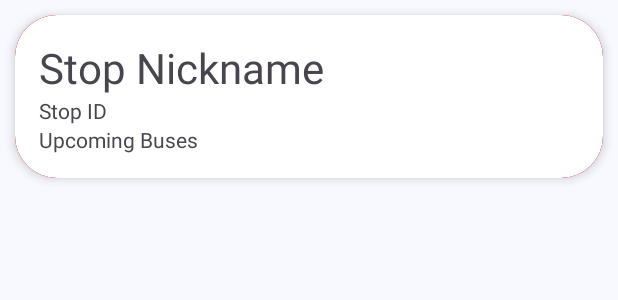
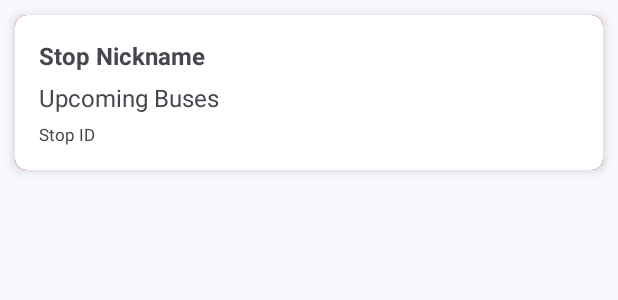
Before and after one commit to JoshuaJLi/cmpt362-wtb, an Android app: the layout item_fav_bus.xml on its own in the app's theme, with its tools: preview values and no code run, on a phone screen of 412 x 824 dp. Shown: the top 300 px of the screen. Run offline under Robolectric (Android 15) with nearby library versions, the phone set to English and light mode, and no system bars.

Commit message:
Style fav stop dialog

```diff
--- a/app/src/main/java/ca/wheresthebus/adapter/FavStopAdapter.kt
+++ b/app/src/main/java/ca/wheresthebus/adapter/FavStopAdapter.kt
@@ -53,7 +53,7 @@ class FavStopAdapter(
             }
 
             val busTimes = busTimesMap[Pair(stop.busStop.id, stop.route.id)]
-            upcoming.text = TextUtils.upcomingBusesString(busTimes)
+            upcoming.text = TextUtils.upcomingBusesString(context = itemView.context, busTimes)
         }
     }
 
--- a/app/src/main/java/ca/wheresthebus/service/LiveNotificationService.kt
+++ b/app/src/main/java/ca/wheresthebus/service/LiveNotificationService.kt
@@ -5,7 +5,6 @@ import android.app.NotificationManager
 import android.app.PendingIntent
 import android.content.Context
 import android.content.Intent
-import android.util.Log
 import androidx.core.app.NotificationCompat
 import androidx.lifecycle.LifecycleService
 import androidx.lifecycle.lifecycleScope
@@ -23,7 +22,6 @@ import kotlinx.coroutines.flow.flow
 import kotlinx.coroutines.launch
 import kotlinx.coroutines.time.delay
 import java.time.Duration
-import kotlin.math.min
 
 class LiveNotificationService : LifecycleService() {
     private val activeIds: MutableList<Int> = mutableListOf()
@@ -163,7 +161,7 @@ class LiveNotificationService : LifecycleService() {
 
     private fun updateNotification(nickname: String, notificationId: Int, stopTimes: Map<StopWatches, List<UpcomingTime>?>) {
         val content = stopTimes.map {
-            "${it.key.nickname}: ${TextUtils.upcomingBusesString(it.value)}"
+            "${it.key.nickname}: ${TextUtils.upcomingBusesString(context = this, it.value)}"
         }.joinToString(separator = "\n")
 
         val notificationManager =
--- a/app/src/main/res/layout/bottom_sheet_add_fav.xml
+++ b/app/src/main/res/layout/bottom_sheet_add_fav.xml
@@ -29,7 +29,8 @@
                 android:layout_height="wrap_content">
                 <com.google.android.material.appbar.AppBarLayout
                     android:layout_width="match_parent"
-                    android:layout_height="wrap_content">
+                    android:layout_height="wrap_content"
+                    android:backgroundTint="@android:color/transparent">
                     <com.google.android.material.search.SearchBar
                         android:id="@+id/search_bar_bus"
                         android:layout_width="match_parent"
--- a/app/src/main/res/layout/fragment_home.xml
+++ b/app/src/main/res/layout/fragment_home.xml
@@ -5,7 +5,7 @@
     android:layout_width="match_parent"
     android:layout_height="match_parent">
 
-    <androidx.coordinatorlayout.widget.CoordinatorLayout xmlns:android="http://schemas.android.com/apk/res/android"
+    <androidx.coordinatorlayout.widget.CoordinatorLayout
         xmlns:app="http://schemas.android.com/apk/res-auto"
         xmlns:tools="http://schemas.android.com/tools"
         android:layout_width="match_parent"
@@ -18,6 +18,8 @@
             android:id="@+id/recycler_fav_stops"
             android:layout_width="match_parent"
             android:layout_height="match_parent"
+            android:layout_marginTop="8dp"
+            android:layout_marginHorizontal="12dp"
             app:layout_behavior="@string/appbar_scrolling_view_behavior">
 
         </androidx.recyclerview.widget.RecyclerView>
--- a/app/src/main/res/layout/item_fav_bus.xml
+++ b/app/src/main/res/layout/item_fav_bus.xml
@@ -35,25 +35,38 @@
                     android:layout_height="wrap_content"
                     android:orientation="vertical"
                     android:padding="16dp">
+
                         <TextView
                             android:id="@+id/text_stop_nickname"
                             android:layout_width="wrap_content"
                             android:layout_height="match_parent"
-                    android:textSize="28sp"
+                            android:textSize="16sp"
+                            android:layout_marginBottom="6dp"
                             android:text="Stop Nickname"
+                            android:textStyle="bold"
+                            android:singleLine="true"
+                            android:ellipsize="end"
                             />
+
+                        <TextView
+                            android:id="@+id/text_stop_upcoming"
+                            android:layout_width="wrap_content"
+                            android:layout_height="wrap_content"
+                            android:text="Upcoming Buses"
+                            android:textSize="16sp"
+                            android:layout_marginBottom="6dp"
+                            android:singleLine="true"
+                            android:ellipsize="end"
+                            />
+
                         <TextView
                             android:id="@+id/text_stop_id"
                             android:layout_width="wrap_content"
                             android:layout_height="wrap_content"
                             android:text="Stop ID"
+                            android:textSize="11sp"
                             />
-                <TextView
-                    android:id="@+id/text_stop_upcoming"
-                    android:layout_width="wrap_content"
-                    android:layout_height="wrap_content"
-                    android:text="Upcoming Buses"
-                    />
+
                 </LinearLayout>
         </androidx.cardview.widget.CardView>
 </FrameLayout>
--- a/app/src/main/res/values-night/themes.xml
+++ b/app/src/main/res/values-night/themes.xml
@@ -46,5 +46,8 @@
         <item name="colorSurfaceContainer">@color/md_theme_surfaceContainer</item>
         <item name="colorSurfaceContainerHigh">@color/md_theme_surfaceContainerHigh</item>
         <item name="colorSurfaceContainerHighest">@color/md_theme_surfaceContainerHighest</item>
+        <item name="colorAccent">?colorPrimary</item>
+        <item name="alertDialogTheme">@style/ThemeOverlay.Material3.MaterialAlertDialog</item>
+        <item name="dialogCornerRadius">8dp</item>
     </style>
 </resources>
--- a/app/src/main/res/values/dimens.xml
+++ b/app/src/main/res/values/dimens.xml
@@ -3,6 +3,6 @@
     <dimen name="activity_horizontal_margin">16dp</dimen>
     <dimen name="activity_vertical_margin">16dp</dimen>
     <dimen name="swipe_refresh_trigger_distance">200dp</dimen>
-    <dimen name="card_corner">28dp</dimen>
+    <dimen name="card_corner">8dp</dimen>
     <dimen name="card_elevation">4dp</dimen>
 </resources>
--- a/app/src/main/res/values/themes.xml
+++ b/app/src/main/res/values/themes.xml
@@ -46,5 +46,8 @@
         <item name="colorSurfaceContainer">@color/md_theme_surfaceContainer</item>
         <item name="colorSurfaceContainerHigh">@color/md_theme_surfaceContainerHigh</item>
         <item name="colorSurfaceContainerHighest">@color/md_theme_surfaceContainerHighest</item>
+        <item name="colorAccent">?colorPrimary</item>
+        <item name="alertDialogTheme">@style/ThemeOverlay.Material3.MaterialAlertDialog</item>
+        <item name="dialogCornerRadius">28dp</item>
     </style>
 </resources>
```
Also changed, not shown: app/src/main/java/ca/wheresthebus/utils/TextUtils.kt (+44 -7 lines), app/src/main/res/drawable/baseline_rss_feed_12.xml (added, +7 -0 lines), app/src/main/res/drawable/baseline_rss_feed_24.xml (added, +7 -0 lines), app/src/main/res/drawable/baseline_wifi_12.xml (added, +13 -0 lines). Lines whose indentation alone changed are shown as unchanged.
